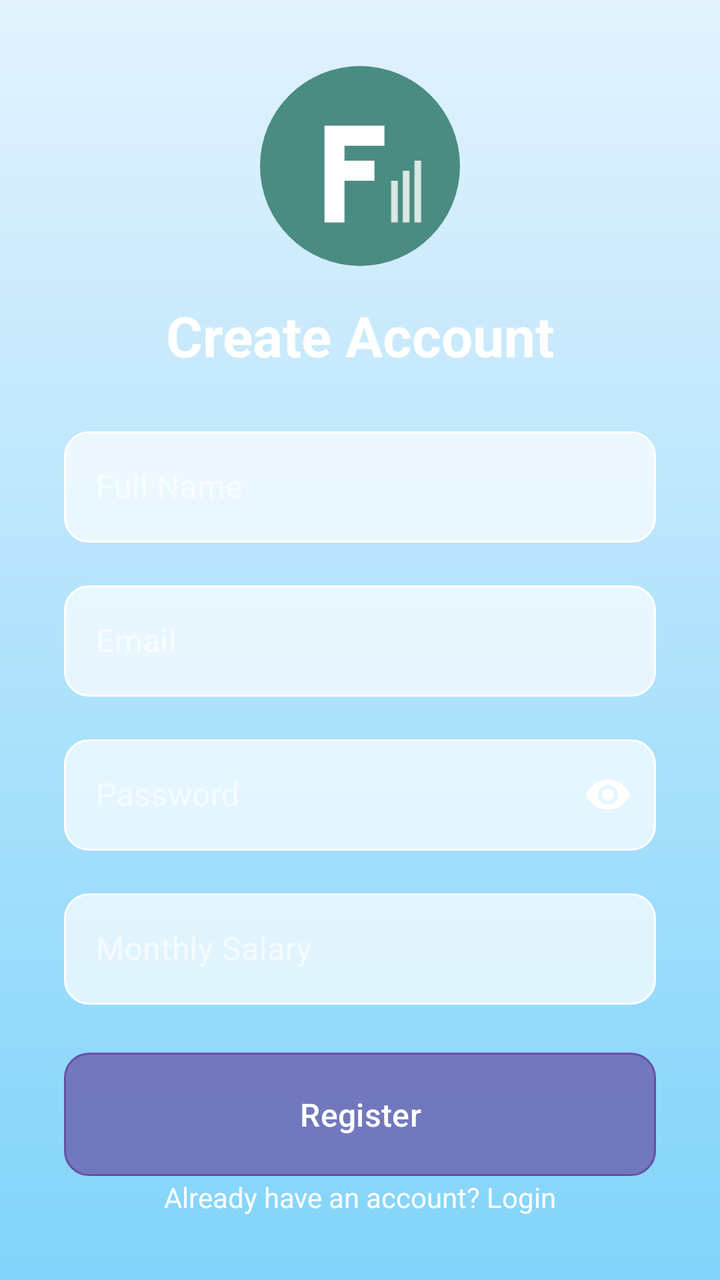
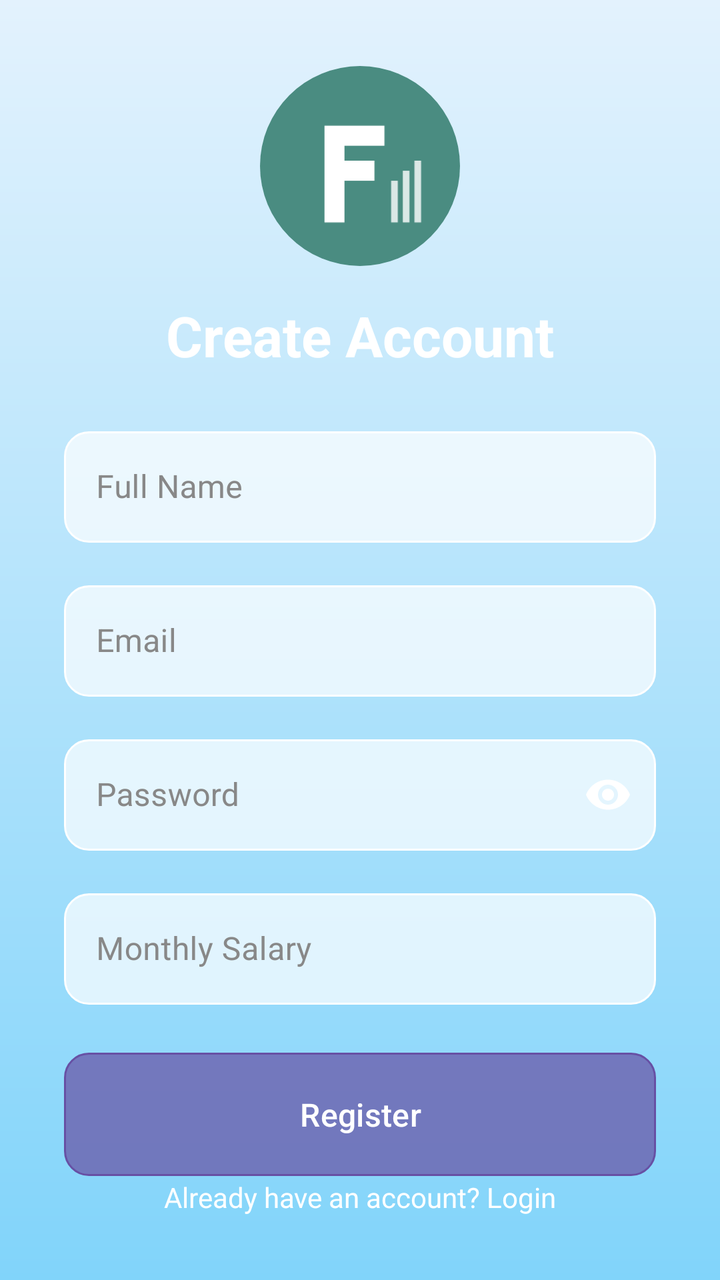

An Android layout rendered at two revisions. The XML below is the earlier revision; the diff shows what the commit changed to produce the second picture.
<!-- AndroidManifest.xml: application theme Theme.FinTrack -->
<!-- res/layout/activity_register.xml -->
<?xml version="1.0" encoding="utf-8"?>
<androidx.constraintlayout.widget.ConstraintLayout xmlns:android="http://schemas.android.com/apk/res/android"
                                                   xmlns:app="http://schemas.android.com/apk/res-auto"
                                                   xmlns:tools="http://schemas.android.com/tools"
                                                   android:layout_width="match_parent"
                                                   android:layout_height="match_parent"
                                                   android:background="@drawable/login_background"
                                                   tools:context=".activities.RegisterActivity">

    <ImageView
            android:id="@+id/ivLogo"
            android:layout_width="100dp"
            android:layout_height="100dp"
            android:src="@drawable/ic_logo_with_background"
            app:layout_constraintBottom_toTopOf="@+id/tvRegisterTitle"
            app:layout_constraintEnd_toEndOf="parent"
            app:layout_constraintStart_toStartOf="parent"
            app:layout_constraintTop_toTopOf="parent"
            app:layout_constraintVertical_chainStyle="packed"
            android:layout_marginTop="32dp"/>

    <TextView
            android:id="@+id/tvRegisterTitle"
            android:layout_width="wrap_content"
            android:layout_height="wrap_content"
            android:layout_marginTop="16dp"
            android:text="Create Account"
            android:textColor="@android:color/white"
            android:textSize="28sp"
            android:textStyle="bold"
            app:layout_constraintBottom_toTopOf="@+id/tilName"
            app:layout_constraintEnd_toEndOf="parent"
            app:layout_constraintStart_toStartOf="parent"
            app:layout_constraintTop_toBottomOf="@id/ivLogo" />

    
    <com.google.android.material.textfield.TextInputLayout
            android:id="@+id/tilName"
            style="@style/Widget.MaterialComponents.TextInputLayout.OutlinedBox"
            android:layout_width="0dp"
            android:layout_height="wrap_content"
            android:layout_marginStart="32dp"
            android:layout_marginTop="24dp"
            android:layout_marginEnd="32dp"
            android:hint="Full Name"
            android:textColorHint="#A0FFFFFF"
            app:boxStrokeColor="#A0FFFFFF"
            app:hintTextColor="#A0FFFFFF"
            app:layout_constraintBottom_toTopOf="@+id/tilEmail"
            app:layout_constraintEnd_toEndOf="parent"
            app:layout_constraintStart_toStartOf="parent"
            app:layout_constraintTop_toBottomOf="@+id/tvRegisterTitle">

        <com.google.android.material.textfield.TextInputEditText
                android:id="@+id/etName"
                android:layout_width="match_parent"
                android:layout_height="wrap_content"
                android:background="@drawable/login_form_element_background"
                android:inputType="textPersonName"
                android:textColor="@android:color/black" />
    </com.google.android.material.textfield.TextInputLayout>

    
    <com.google.android.material.textfield.TextInputLayout
            android:id="@+id/tilEmail"
            style="@style/Widget.MaterialComponents.TextInputLayout.OutlinedBox"
            android:layout_width="0dp"
            android:layout_height="wrap_content"
            android:layout_marginStart="32dp"
            android:layout_marginTop="16dp"
            android:layout_marginEnd="32dp"
            android:hint="Email"
            android:textColorHint="#A0FFFFFF"
            app:boxStrokeColor="#A0FFFFFF"
            app:hintTextColor="#A0FFFFFF"
            app:layout_constraintBottom_toTopOf="@+id/tilPassword"
            app:layout_constraintEnd_toEndOf="parent"
            app:layout_constraintStart_toStartOf="parent"
            app:layout_constraintTop_toBottomOf="@+id/tilName">

        <com.google.android.material.textfield.TextInputEditText
                android:id="@+id/etEmail"
                android:layout_width="match_parent"
                android:layout_height="wrap_content"
                android:background="@drawable/login_form_element_background"
                android:inputType="textEmailAddress"
                android:textColor="@android:color/black" />
    </com.google.android.material.textfield.TextInputLayout>

    
    <com.google.android.material.textfield.TextInputLayout
            android:id="@+id/tilPassword"
            style="@style/Widget.MaterialComponents.TextInputLayout.OutlinedBox"
            android:layout_width="0dp"
            android:layout_height="wrap_content"
            android:layout_marginStart="32dp"
            android:layout_marginTop="16dp"
            android:layout_marginEnd="32dp"
            android:hint="Password"
            android:textColorHint="#A0FFFFFF"
            app:boxStrokeColor="#A0FFFFFF"
            app:hintTextColor="#A0FFFFFF"
            app:passwordToggleEnabled="true"
            app:passwordToggleTint="@color/on_primary"
            app:layout_constraintBottom_toTopOf="@+id/tilSalary"
            app:layout_constraintEnd_toEndOf="parent"
            app:layout_constraintStart_toStartOf="parent"
            app:layout_constraintTop_toBottomOf="@+id/tilEmail">

        <com.google.android.material.textfield.TextInputEditText
                android:id="@+id/etPassword"
                android:layout_width="match_parent"
                android:layout_height="wrap_content"
                android:background="@drawable/login_form_element_background"
                android:inputType="textPassword"
                android:textColor="@android:color/black" />
    </com.google.android.material.textfield.TextInputLayout>

    
    <com.google.android.material.textfield.TextInputLayout
            android:id="@+id/tilSalary"
            style="@style/Widget.MaterialComponents.TextInputLayout.OutlinedBox"
            android:layout_width="0dp"
            android:layout_height="wrap_content"
            android:layout_marginStart="32dp"
            android:layout_marginTop="16dp"
            android:layout_marginEnd="32dp"
            android:hint="Monthly Salary"
            android:textColorHint="#A0FFFFFF"
            app:boxStrokeColor="#A0FFFFFF"
            app:hintTextColor="#A0FFFFFF"
            app:layout_constraintBottom_toTopOf="@+id/btnRegister"
            app:layout_constraintEnd_toEndOf="parent"
            app:layout_constraintStart_toStartOf="parent"
            app:layout_constraintTop_toBottomOf="@+id/tilPassword">

        <com.google.android.material.textfield.TextInputEditText
                android:id="@+id/etSalary"
                android:layout_width="match_parent"
                android:layout_height="wrap_content"
                android:background="@drawable/login_form_element_background"
                android:inputType="numberDecimal"
                android:textColor="@android:color/black" />
    </com.google.android.material.textfield.TextInputLayout>


    
    <Button
            android:id="@+id/btnRegister"
            android:layout_width="0dp"
            android:layout_height="wrap_content"
            android:layout_marginStart="32dp"
            android:layout_marginTop="24dp"
            android:layout_marginEnd="32dp"
            android:background="@drawable/login_form_element_background"
            android:padding="16dp"
            android:text="Register"
            android:textColor="@android:color/white"
            android:textSize="16sp"
            app:layout_constraintBottom_toTopOf="@+id/tvLoginLink"
            app:layout_constraintEnd_toEndOf="parent"
            app:layout_constraintStart_toStartOf="parent"
            app:layout_constraintTop_toBottomOf="@+id/tilSalary" />

    
    <TextView
            android:id="@+id/tvLoginLink"
            android:layout_width="wrap_content"
            android:layout_height="wrap_content"
            android:layout_marginBottom="32dp"
            android:clickable="true"
            android:focusable="true"
            android:text="Already have an account? Login"
            android:textColor="@android:color/white"
            app:layout_constraintBottom_toBottomOf="parent"
            app:layout_constraintEnd_toEndOf="parent"
            app:layout_constraintStart_toStartOf="parent" />

</androidx.constraintlayout.widget.ConstraintLayout>
<!-- resources referenced by this layout -->
<resources>
  <color name="on_primary">#FFFFFF</color>
  <!-- drawable ic_logo_with_background (drawable) -->
  <layer-list xmlns:android="http://schemas.android.com/apk/res/android">
      
      <item>
          <shape android:shape="oval">
              <solid android:color="#4A8C81"/>
          </shape>
      </item>
      
      <item
              android:drawable="@drawable/ic_launcher_foreground"
              android:top="18dp"
              android:bottom="18dp"
              android:left="18dp"
              android:right="18dp"/>
  </layer-list>
  <!-- drawable login_background (drawable) -->
  <layer-list xmlns:android="http://schemas.android.com/apk/res/android">
  
      
      <item>
          <shape android:shape="rectangle">
              <gradient
                      android:angle="270"
                      android:startColor="#E3F2FD"
                      android:endColor="#81D4FA"
                      android:type="linear" />
          </shape>
      </item>
  
      
      <item
              android:width="800dp"
              android:height="300dp"
              android:gravity="top|center_horizontal"
              android:top="-100dp">
          <shape android:shape="rectangle">
              <size android:width="800dp" android:height="300dp"/>
              <path
                      android:fillColor="#4FC3F7"
                      android:pathData="M-200,150 Q-100,50 0,150 T200,150 T400,150 T600,150 T800,150 V300 H-200 Z"/>
          </shape>
      </item>
  </layer-list>
  <!-- drawable login_form_element_background (drawable) -->
  <shape xmlns:android="http://schemas.android.com/apk/res/android"
         android:shape="rectangle">
  
      
      <solid android:color="#B3FFFFFF" /> 
  
      
      <stroke
              android:width="1dp"
              android:color="#FFFFFF" />
  
      
      <corners android:radius="12dp" />
  
  </shape>
  <style name="Theme.FinTrack" parent="Base.Theme.FinTrack" />
  <!-- drawable ic_launcher_foreground (drawable) -->
  <vector xmlns:android="http://schemas.android.com/apk/res/android"
          android:width="108dp"
          android:height="108dp"
          android:viewportWidth="108"
          android:viewportHeight="108">
      <group
              android:scaleX="1.2"
              android:scaleY="1.2"
              android:translateX="-10"
              android:translateY="-5">
          
          <path
                  android:fillColor="#FFFFFF"
                  android:pathData="M 32,25 L 32,83 L 44,83 L 44,58 L 62,58 L 62,46 L 44,46 L 44,37 L 68,37 L 68,25 Z" />
  
          
          <path
                  android:fillColor="#CCFFFFFF"
                  android:pathData="M 72,58 L 76,58 L 76,83 L 72,83 Z" />
          <path
                  android:fillColor="#CCFFFFFF"
                  android:pathData="M 79,52 L 83,52 L 83,83 L 79,83 Z" />
          <path
                  android:fillColor="#CCFFFFFF"
                  android:pathData="M 86,46 L 90,46 L 90,83 L 86,83 Z" />
      </group>
  </vector>
  <style name="Base.Theme.FinTrack" parent="Theme.Material3.DayNight.NoActionBar">
          
          
      </style>
</resources>

<!-- the commit's change to res/layout/activity_register.xml (unified diff, before → after) -->
@@ -43,9 +43,9 @@
             android:layout_marginTop="24dp"
             android:layout_marginEnd="32dp"
             android:hint="Full Name"
-            android:textColorHint="#A0FFFFFF"
-            app:boxStrokeColor="#A0FFFFFF"
-            app:hintTextColor="#A0FFFFFF"
+            android:textColorHint="#888888"
+            app:boxStrokeColor="#888888"
+            app:hintTextColor="#888888"
             app:layout_constraintBottom_toTopOf="@+id/tilEmail"
             app:layout_constraintEnd_toEndOf="parent"
             app:layout_constraintStart_toStartOf="parent"
@@ -70,9 +70,9 @@
             android:layout_marginTop="16dp"
             android:layout_marginEnd="32dp"
             android:hint="Email"
-            android:textColorHint="#A0FFFFFF"
-            app:boxStrokeColor="#A0FFFFFF"
-            app:hintTextColor="#A0FFFFFF"
+            android:textColorHint="#888888"
+            app:boxStrokeColor="#888888"
+            app:hintTextColor="#888888"
             app:layout_constraintBottom_toTopOf="@+id/tilPassword"
             app:layout_constraintEnd_toEndOf="parent"
             app:layout_constraintStart_toStartOf="parent"
@@ -97,9 +97,9 @@
             android:layout_marginTop="16dp"
             android:layout_marginEnd="32dp"
             android:hint="Password"
-            android:textColorHint="#A0FFFFFF"
-            app:boxStrokeColor="#A0FFFFFF"
-            app:hintTextColor="#A0FFFFFF"
+            android:textColorHint="#888888"
+            app:boxStrokeColor="#888888"
+            app:hintTextColor="#888888"
             app:passwordToggleEnabled="true"
             app:passwordToggleTint="@color/on_primary"
             app:layout_constraintBottom_toTopOf="@+id/tilSalary"
@@ -126,9 +126,9 @@
             android:layout_marginTop="16dp"
             android:layout_marginEnd="32dp"
             android:hint="Monthly Salary"
-            android:textColorHint="#A0FFFFFF"
-            app:boxStrokeColor="#A0FFFFFF"
-            app:hintTextColor="#A0FFFFFF"
+            android:textColorHint="#888888"
+            app:boxStrokeColor="#888888"
+            app:hintTextColor="#888888"
             app:layout_constraintBottom_toTopOf="@+id/btnRegister"
             app:layout_constraintEnd_toEndOf="parent"
             app:layout_constraintStart_toStartOf="parent"
